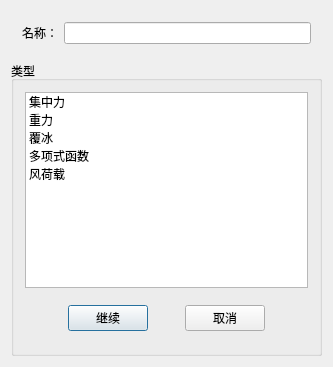
Qt form TW/Creat_Loads.ui (Shixuku/Tower-Visual) before a commit.
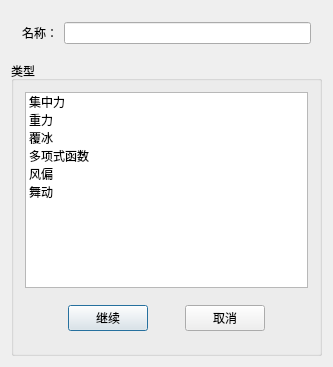
The same form after that commit.

What changed in the file:
```diff
--- a/TW/Creat_Loads.ui
+++ b/TW/Creat_Loads.ui
@@ -60,7 +60,12 @@
         </item>
         <item>
          <property name="text">
-          <string>风荷载</string>
+          <string>风偏</string>
+         </property>
+        </item>
+        <item>
+         <property name="text">
+          <string>舞动</string>
          </property>
         </item>
        </widget>
```
